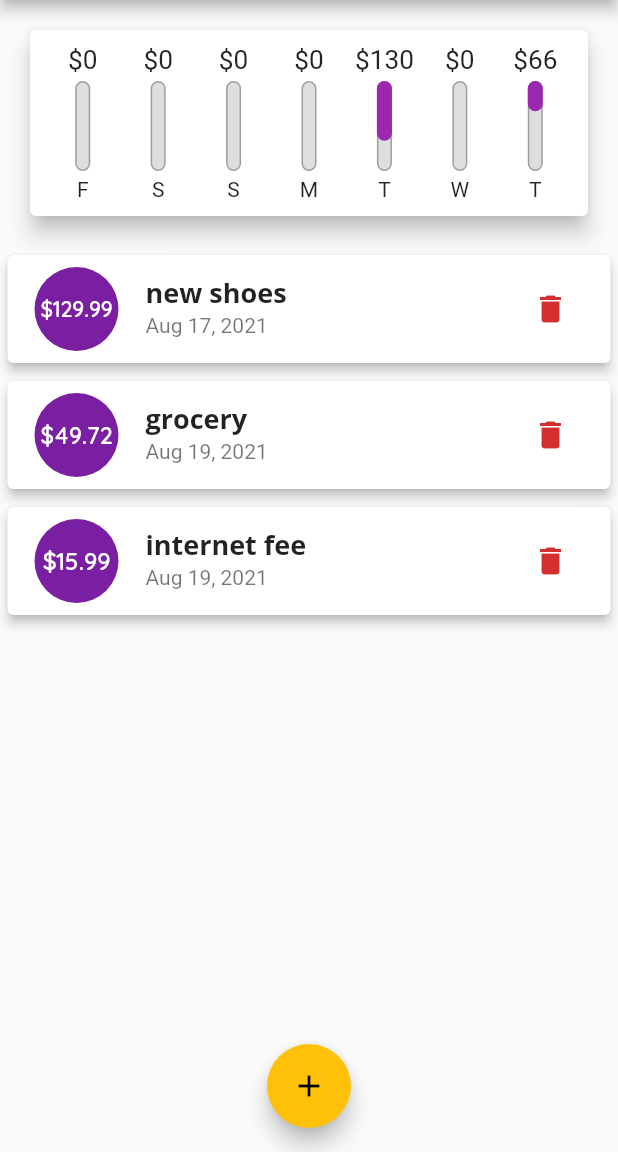
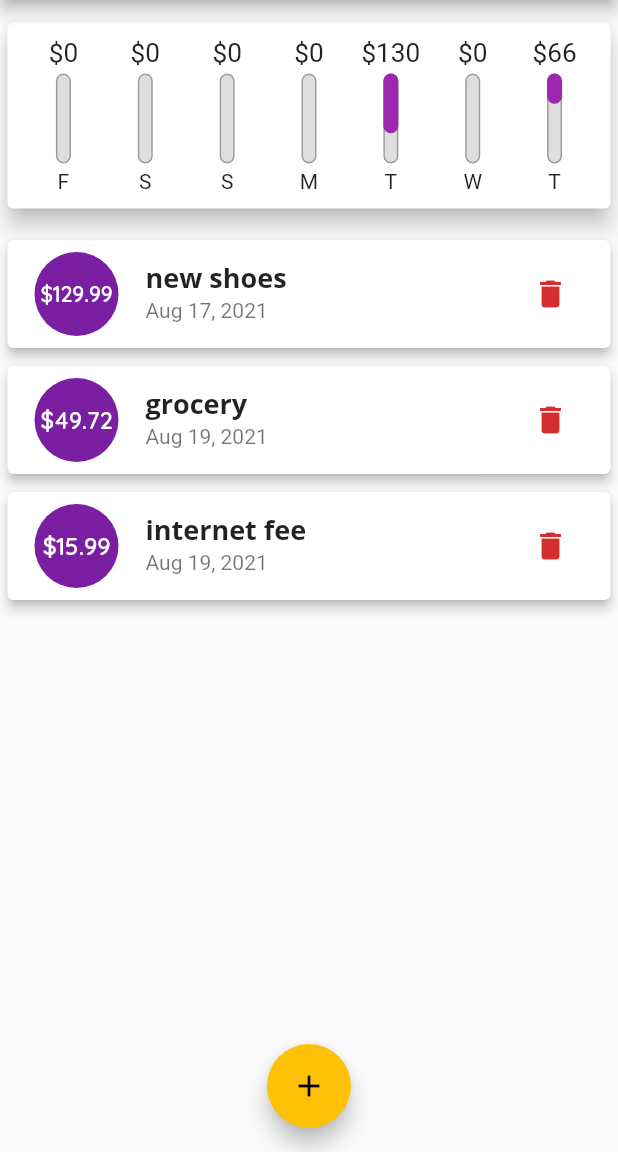
Before and after one commit to Bouchemel-Nasreddine/peronal_expenses_tracker, a Flutter app: the screen it shows after launch, on a phone screen of 412 x 824 dp, the part 84-1236 px from its top. Run offline on Flutter 3.47's test engine with Material 2 defaults, Android fonts, the phone set to English and light mode, and no system bars.

Commit message:
final polishing

```diff
--- a/lib/widgets/chart.dart
+++ b/lib/widgets/chart.dart
@@ -14,7 +14,7 @@ class Chart extends StatelessWidget {
     print(groupedTransactionsValues);
     return Card(
       elevation: 6,
-      margin: EdgeInsets.all(20),
+      margin: EdgeInsets.symmetric(vertical: 15, horizontal: 5),
       child: Padding(
         padding: EdgeInsets.all(10),
         child: Row(
--- a/lib/widgets/transaction_list.dart
+++ b/lib/widgets/transaction_list.dart
@@ -10,7 +10,8 @@ class TransactionList extends StatelessWidget {
 
   @override
   Widget build(BuildContext context) {
-    return Container(
+    return Expanded(
+      child: Container(
         height: 300,
         child: transactions.isEmpty
             ? Column(
@@ -67,6 +68,7 @@ class TransactionList extends StatelessWidget {
                 },
                 itemCount: transactions.length,
               ),
+      ),
     );
   }
 }
```
Lines whose indentation alone changed are shown as unchanged.
